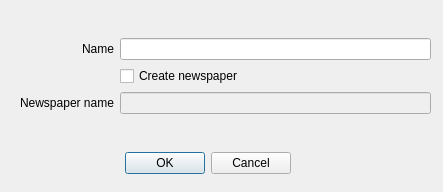
The window that form.ui (medvecm98/bp_program) describes before a commit, drawn with Qt 5.
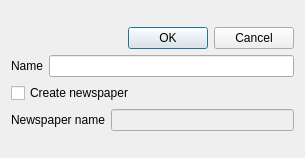
The same window after the commit.

Patch:
```diff
--- a/form.ui
+++ b/form.ui
@@ -6,50 +6,57 @@
    <rect>
     <x>0</x>
     <y>0</y>
-    <width>443</width>
-    <height>192</height>
+    <width>305</width>
+    <height>158</height>
    </rect>
   </property>
   <property name="windowTitle">
    <string>NewPeer</string>
   </property>
-  <widget class="QWidget" name="formLayoutWidget">
-   <property name="geometry">
-    <rect>
-     <x>20</x>
-     <y>20</y>
-     <width>411</width>
-     <height>111</height>
-    </rect>
-   </property>
-   <layout class="QFormLayout" name="formLayout">
-    <property name="labelAlignment">
-     <set>Qt::AlignRight|Qt::AlignTrailing|Qt::AlignVCenter</set>
-    </property>
-    <property name="formAlignment">
-     <set>Qt::AlignCenter</set>
-    </property>
-    <property name="leftMargin">
-     <number>0</number>
-    </property>
+  <layout class="QGridLayout" name="gridLayout">
     <item row="0" column="0">
+    <layout class="QVBoxLayout" name="verticalLayout">
+     <item>
+      <widget class="QDialogButtonBox" name="buttonBox">
+       <property name="standardButtons">
+        <set>QDialogButtonBox::Cancel|QDialogButtonBox::Ok</set>
+       </property>
+      </widget>
+     </item>
+     <item>
+      <layout class="QHBoxLayout" name="horizontalLayout">
+       <item>
      <widget class="QLabel" name="label_name">
       <property name="text">
        <string>Name</string>
       </property>
      </widget>
     </item>
-    <item row="0" column="1">
+       <item>
      <widget class="QLineEdit" name="lineEdit_name"/>
     </item>
-    <item row="2" column="0">
+      </layout>
+     </item>
+     <item>
+      <widget class="QCheckBox" name="checkBox_create_newspaper">
+       <property name="text">
+        <string>Create newspaper</string>
+       </property>
+       <property name="tristate">
+        <bool>false</bool>
+       </property>
+      </widget>
+     </item>
+     <item>
+      <layout class="QHBoxLayout" name="horizontalLayout_2">
+       <item>
      <widget class="QLabel" name="label_newspaper_name">
       <property name="text">
        <string>Newspaper name</string>
       </property>
      </widget>
     </item>
-    <item row="2" column="1">
+       <item>
      <widget class="QLineEdit" name="lineEdit_newspaper_name">
       <property name="enabled">
        <bool>false</bool>
@@ -59,31 +66,11 @@
       </property>
      </widget>
     </item>
-    <item row="1" column="1">
-     <widget class="QCheckBox" name="checkBox_create_newspaper">
-      <property name="text">
-       <string>Create newspaper</string>
-      </property>
-      <property name="tristate">
-       <bool>false</bool>
-      </property>
-     </widget>
-    </item>
-   </layout>
-  </widget>
-  <widget class="QDialogButtonBox" name="buttonBox">
-   <property name="geometry">
-    <rect>
-     <x>120</x>
-     <y>150</y>
-     <width>171</width>
-     <height>26</height>
-    </rect>
-   </property>
-   <property name="standardButtons">
-    <set>QDialogButtonBox::Cancel|QDialogButtonBox::Ok</set>
-   </property>
-  </widget>
+      </layout>
+     </item>
+    </layout>
+   </item>
+  </layout>
  </widget>
  <resources/>
  <connections/>
```
Lines whose indentation alone changed are shown as unchanged.
